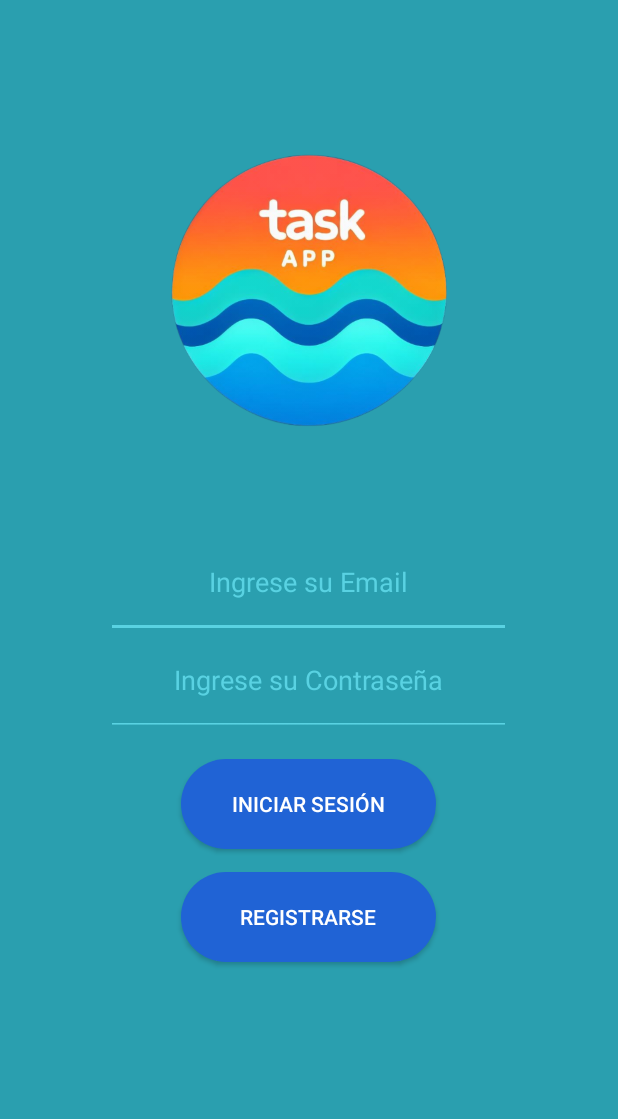
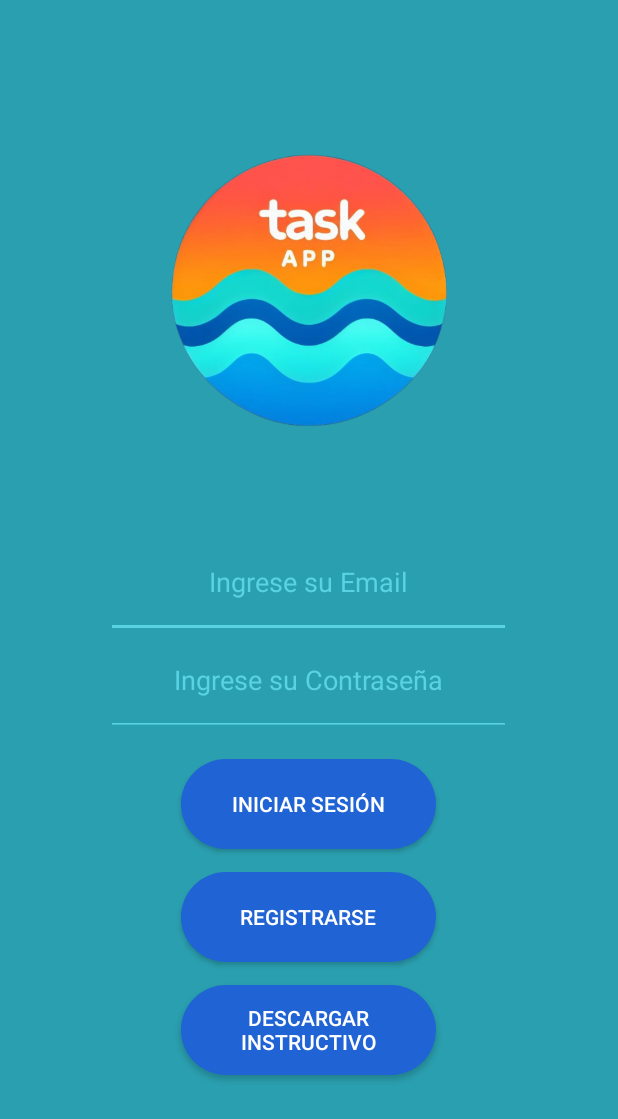
Before and after one commit to Alastor003/TaskApp, an Android app: the screen it shows after launch (MainActivity), on a phone screen of 412 x 824 dp. Shown: the top 1119 px of the screen. Run offline under Robolectric (Android 15) with nearby library versions, the phone set to English and light mode, and no system bars; our stand-ins replace Firebase (no records; nobody signed in at launch, a user with empty details on screens opened directly).

Commit message:
Comienzo del botond e descarga

```diff
--- a/app/src/main/res/layout/activity_main.xml
+++ b/app/src/main/res/layout/activity_main.xml
@@ -80,6 +80,17 @@
                 android:textColor="@color/white"
                 android:text="@string/registrarse" />
 
+            <Button
+                android:onClick="download"
+                android:id="@+id/btnDescargar"
+                android:layout_width="170dp"
+                android:layout_height="60dp"
+                android:layout_gravity="center_horizontal"
+                android:layout_marginTop="15dp"
+                android:background="@drawable/custom_button"
+                android:text="@string/btnDescargar"
+                android:textColor="@color/white" />
+
         </LinearLayout>
 
     </LinearLayout>
```
Also changed, not shown: app/src/main/java/com/example/taskapp/ImageDownloader.java (added, +19 -0 lines), app/src/main/java/com/example/taskapp/MainActivity.java (+8 -0 lines), app/src/main/res/values/strings.xml (+10 -7 lines).
